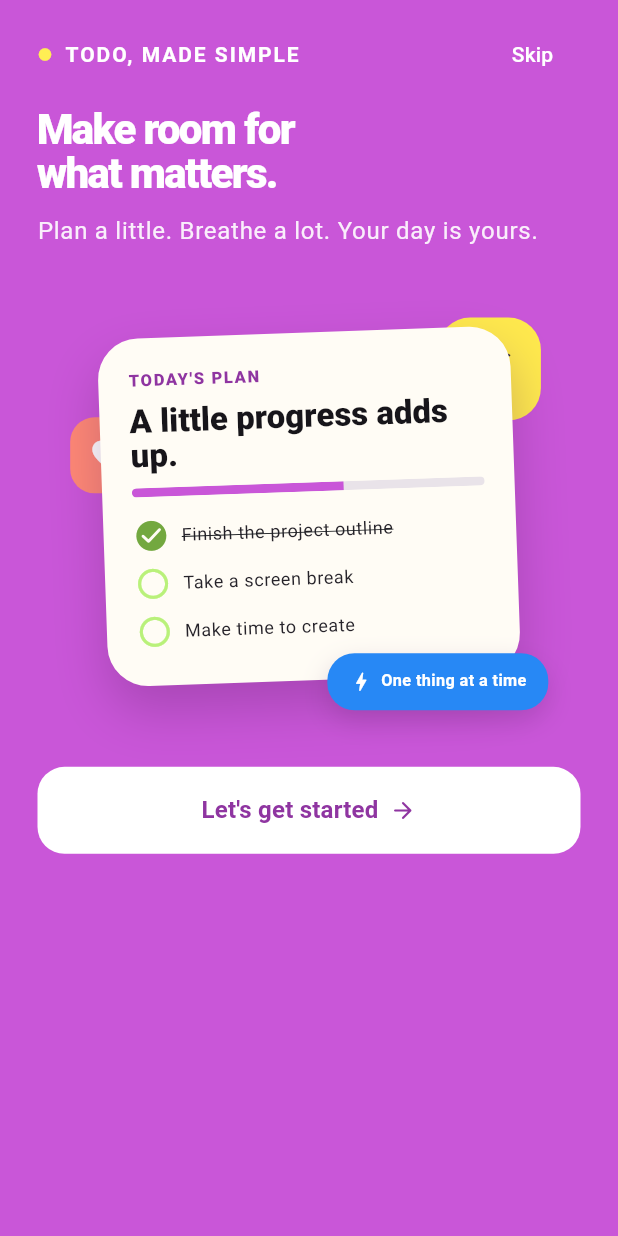
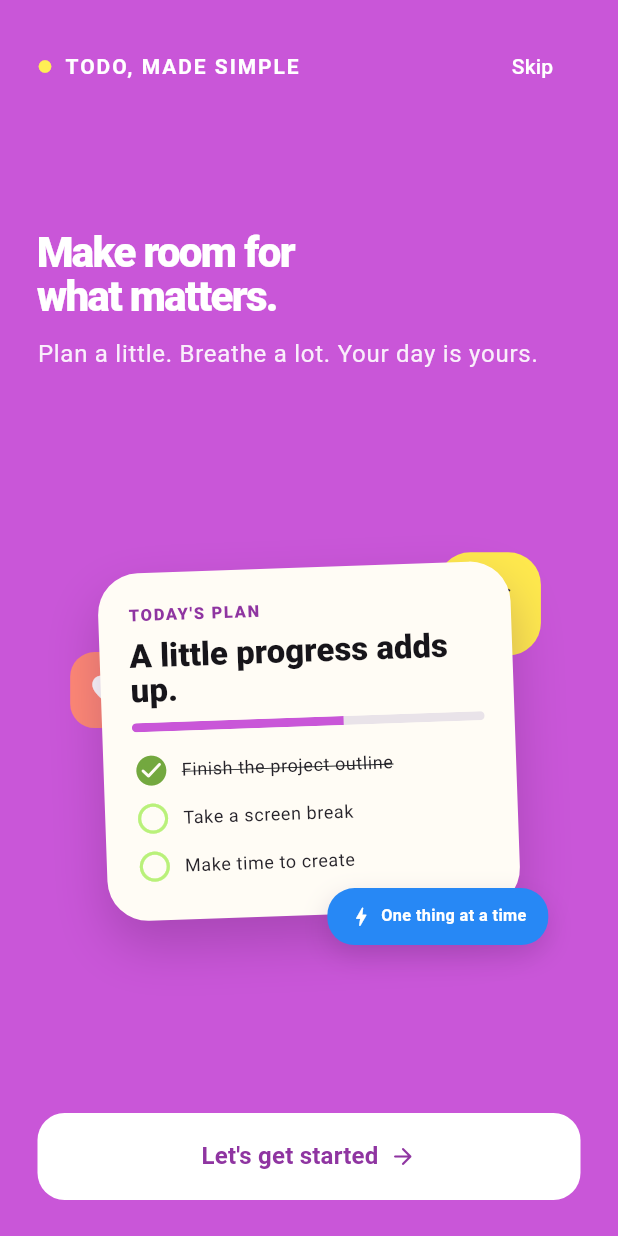
Before and after one commit to IamNitu/todo-node-app, a Flutter app: the screen it shows after launch, on a phone screen of 412 x 824 dp. Run offline on Flutter 3.47's test engine with Material 3 defaults, Android fonts, the phone set to English and light mode, and no system bars; our stand-ins replace flutter_local_notifications, get, shared_preferences, timezone; network calls fail.

Commit message:
ui: space onboarding content across screen

```diff
--- a/lib/todos/pages/onboarding_page.dart
+++ b/lib/todos/pages/onboarding_page.dart
@@ -17,17 +17,26 @@ class OnboardingPage extends StatelessWidget {
         child: LayoutBuilder(
           builder: (context, viewport) {
             final horizontalPadding = viewport.maxWidth < 360 ? 18.0 : 25.0;
+            const topPadding = 20.0;
+            const bottomPadding = 24.0;
             return SingleChildScrollView(
               padding: EdgeInsets.fromLTRB(
                 horizontalPadding,
-                12,
+                topPadding,
                 horizontalPadding,
-                20,
+                bottomPadding,
               ),
               child: Center(
                 child: ConstrainedBox(
                   constraints: const BoxConstraints(maxWidth: 560),
+                  child: ConstrainedBox(
+                    constraints: BoxConstraints(
+                      minHeight:
+                          (viewport.maxHeight - topPadding - bottomPadding)
+                              .clamp(0, double.infinity),
+                    ),
                     child: Column(
+                      mainAxisAlignment: MainAxisAlignment.spaceBetween,
                       crossAxisAlignment: CrossAxisAlignment.stretch,
                       children: [
                         Wrap(
@@ -48,7 +57,9 @@ class OnboardingPage extends StatelessWidget {
                                     'TODO, MADE SIMPLE',
                                     maxLines: 2,
                                     overflow: TextOverflow.ellipsis,
-                                  style: Theme.of(context).textTheme.labelLarge
+                                    style: Theme.of(context)
+                                        .textTheme
+                                        .labelLarge
                                         ?.copyWith(
                                           color: Colors.white,
                                           fontWeight: FontWeight.w700,
@@ -67,7 +78,9 @@ class OnboardingPage extends StatelessWidget {
                             ),
                           ],
                         ),
-                      const SizedBox(height: 12),
+                        Column(
+                          crossAxisAlignment: CrossAxisAlignment.stretch,
+                          children: [
                             Text(
                               'Make room for\nwhat matters.',
                               style: Theme.of(context).textTheme.headlineMedium
@@ -81,14 +94,15 @@ class OnboardingPage extends StatelessWidget {
                             const SizedBox(height: 12),
                             Text(
                               'Plan a little. Breathe a lot. Your day is yours.',
-                        style: Theme.of(context).textTheme.bodyLarge?.copyWith(
+                              style: Theme.of(context).textTheme.bodyLarge
+                                  ?.copyWith(
                                     color: Colors.white.withValues(alpha: 0.9),
                                     height: 1.4,
                                   ),
                             ),
-                      const SizedBox(height: 12),
+                          ],
+                        ),
                         const _PlannerIllustration(),
-                      const SizedBox(height: 12),
                         FilledButton.icon(
                           onPressed: _openTodos,
                           iconAlignment: IconAlignment.end,
@@ -109,6 +123,7 @@ class OnboardingPage extends StatelessWidget {
                           ),
                         ),
                       ],
+                    ),
                   ),
                 ),
               ),
```
Lines whose indentation alone changed are shown as unchanged.
